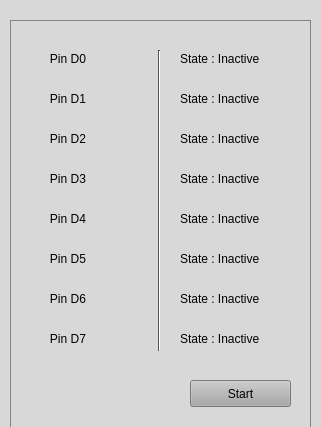
The window that UI/Gpio-input.ui (attify/attify-badge) describes before a commit, drawn with Qt 5.
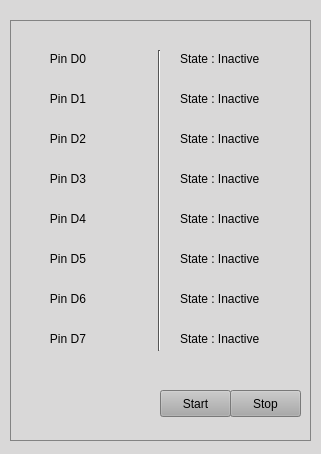
The same window after the commit.

Patch:
```diff
--- a/UI/Gpio-input.ui
+++ b/UI/Gpio-input.ui
@@ -7,7 +7,7 @@
     <x>0</x>
     <y>0</y>
     <width>321</width>
-    <height>427</height>
+    <height>454</height>
    </rect>
   </property>
   <property name="palette">
@@ -434,7 +434,7 @@
      <x>10</x>
      <y>20</y>
      <width>301</width>
-     <height>431</height>
+     <height>421</height>
     </rect>
    </property>
    <property name="palette">
@@ -1082,9 +1082,9 @@
    <widget class="QPushButton" name="StartMonitor">
     <property name="geometry">
      <rect>
-      <x>180</x>
-      <y>360</y>
-      <width>101</width>
+      <x>150</x>
+      <y>370</y>
+      <width>71</width>
       <height>27</height>
      </rect>
     </property>
@@ -1092,6 +1092,19 @@
      <string>Start</string>
     </property>
    </widget>
+   <widget class="QPushButton" name="pushButton_Exit">
+    <property name="geometry">
+     <rect>
+      <x>220</x>
+      <y>370</y>
+      <width>71</width>
+      <height>27</height>
+     </rect>
+    </property>
+    <property name="text">
+     <string>Stop</string>
+    </property>
+   </widget>
   </widget>
  </widget>
  <resources/>
```
